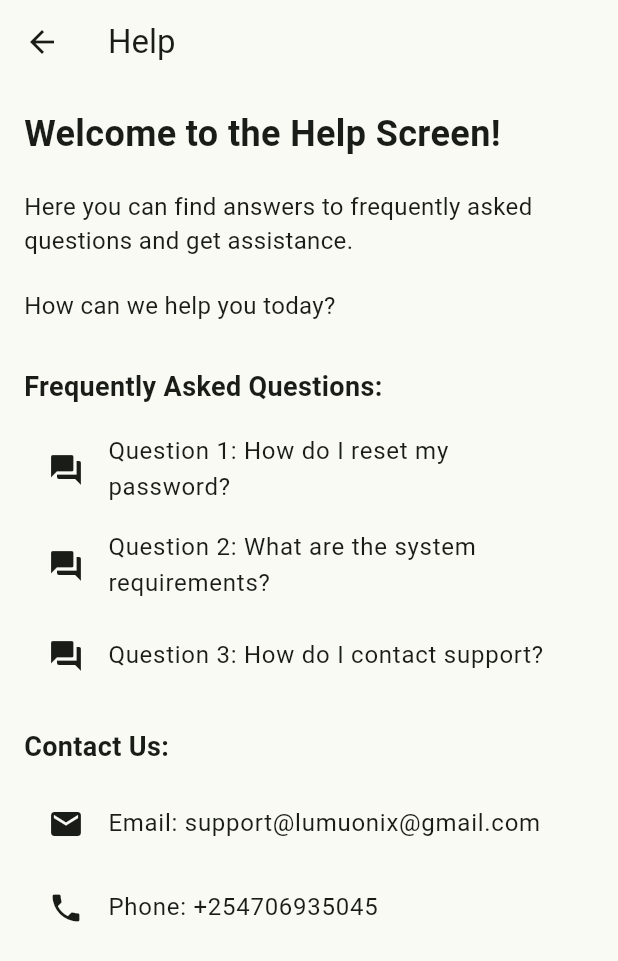
After one commit to RayPhenom/geo_luggage_mystery, a Flutter app: the HelpScreen screen opened directly, on a phone screen of 412 x 824 dp. The commit adds this screen. Shown: the top 961 px of the screen. Run offline on Flutter 3.47's test engine with Material 3 defaults, Android fonts, the light colour scheme and no system bars; our stand-ins replace carousel_slider, dots_indicator, firebase_auth, firebase_core, google_maps_flutter, icons_plus and 1 more; accounts and stored records are empty.

```diff
--- /dev/null
+++ b/lib/pages/help/help.dart
@@ -0,0 +1,121 @@
+import 'package:flutter/material.dart';
+import 'package:url_launcher/url_launcher.dart';
+
+class HelpScreen extends StatelessWidget {
+  const HelpScreen({super.key});
+
+  // Function to launch URLs
+  Future<void> _launchURL(String url) async {
+    if (!await launchUrl(Uri.parse(url))) {
+      throw Exception('Could not launch $url');
+    }
+  }
+
+  @override
+  Widget build(BuildContext context) {
+    return Scaffold(
+      appBar: AppBar(
+        title: const Text('Help'),
+      ),
+      body: Padding(
+        padding: const EdgeInsets.all(16.0),
+        child: Column(
+          crossAxisAlignment: CrossAxisAlignment.start,
+          children: [
+            const Text(
+              'Welcome to the Help Screen!',
+              style: TextStyle(
+                fontSize: 24,
+                fontWeight: FontWeight.bold,
+              ),
+            ),
+            const SizedBox(height: 20),
+            const Text(
+              'Here you can find answers to frequently asked questions and get assistance.',
+              style: TextStyle(fontSize: 16),
+            ),
+            const SizedBox(height: 20),
+            const Text(
+              'How can we help you today?',
+              style: TextStyle(fontSize: 16),
+            ),
+            const SizedBox(height: 30),
+            const Text(
+              'Frequently Asked Questions:',
+              style: TextStyle(
+                fontSize: 18,
+                fontWeight: FontWeight.bold,
+              ),
+            ),
+            const SizedBox(height: 10),
+            // Question 1
+            InkWell(
+              onTap: () {
+                // Navigate to a specific URL or screen for Question 1
+                _launchURL('https://www.example.com/reset-password');
+              },
+              child: const ListTile(
+                leading: Icon(Icons.question_answer),
+                title: Text('Question 1: How do I reset my password?'),
+                // Add more details if needed
+              ),
+            ),
+            // Question 2
+            InkWell(
+              onTap: () {
+                // Navigate to a specific URL or screen for Question 2
+                _launchURL('https://www.example.com/system-requirements');
+              },
+              child: const ListTile(
+                leading: Icon(Icons.question_answer),
+                title: Text('Question 2: What are the system requirements?'),
+              ),
+            ),
+            // Question 3
+            InkWell(
+              onTap: () {
+                // Navigate to a specific URL or screen for Question 3
+                _launchURL('https://www.example.com/contact-support');
+              },
+              child: const ListTile(
+                leading: Icon(Icons.question_answer),
+                title: Text('Question 3: How do I contact support?'),
+              ),
+            ),
+            const SizedBox(height: 20),
+            const Text(
+              'Contact Us:',
+              style: TextStyle(
+                fontSize: 18,
+                fontWeight: FontWeight.bold,
+              ),
+            ),
+            const SizedBox(height: 10),
+            // Email
+            InkWell(
+              onTap: () {
+                // Navigate to a specific URL or screen for Email
+                _launchURL('mailto:support@lumuonix@gmail.com');
+              },
+              child: const ListTile(
+                leading: Icon(Icons.email),
+                title: Text('Email: support@lumuonix@gmail.com'),
+              ),
+            ),
+            // Phone
+            InkWell(
+              onTap: () {
+                // Navigate to a specific URL or screen for Phone
+                _launchURL('tel:+254706935045');
+              },
+              child: const ListTile(
+                leading: Icon(Icons.phone),
+                title: Text('Phone: +254706935045'),
+              ),
+            ),
+          ],
+        ),
+      ),
+    );
+  }
+}
--- a/lib/pages/menu/menu.dart
+++ b/lib/pages/menu/menu.dart
@@ -50,7 +50,8 @@ class MenuScreen extends StatelessWidget {
               ],
             ),
           ),
-          SingleChildScrollView(
+          Expanded(
+            child: SingleChildScrollView(
               child: Column(
                 children: [
                   ListTile(
@@ -97,6 +98,7 @@ class MenuScreen extends StatelessWidget {
                   const SizedBox(width: 500, child: Adverts())
                 ],
               ),
+            ),
           )
         ],
       ),
--- a/pubspec.yaml
+++ b/pubspec.yaml
@@ -51,6 +51,8 @@ dependencies:
   firebase_auth: ^5.3.3
   url_launcher: ^6.1.6
   shared_preferences: ^2.2.2
+  shared_preferences_foundation:
+  http: ^1.2.2
 
 
 
```
Also changed, not shown: lib/pages/home/home_screen.dart (+5 -4 lines), lib/pages/main/main_screen.dart (+8 -5 lines), lib/pages/parcels/parcels.dart (+24 -15 lines), pubspec.lock. Lines whose indentation alone changed are shown as unchanged.
